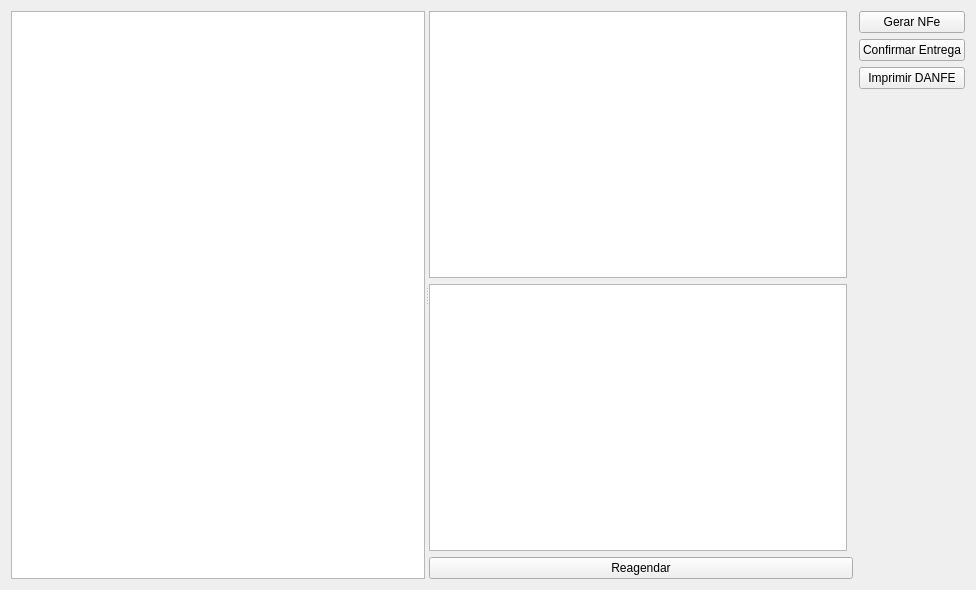
lellisls/ERP-STACCATO, file ui/calendarioentregas.ui: the form before one commit.
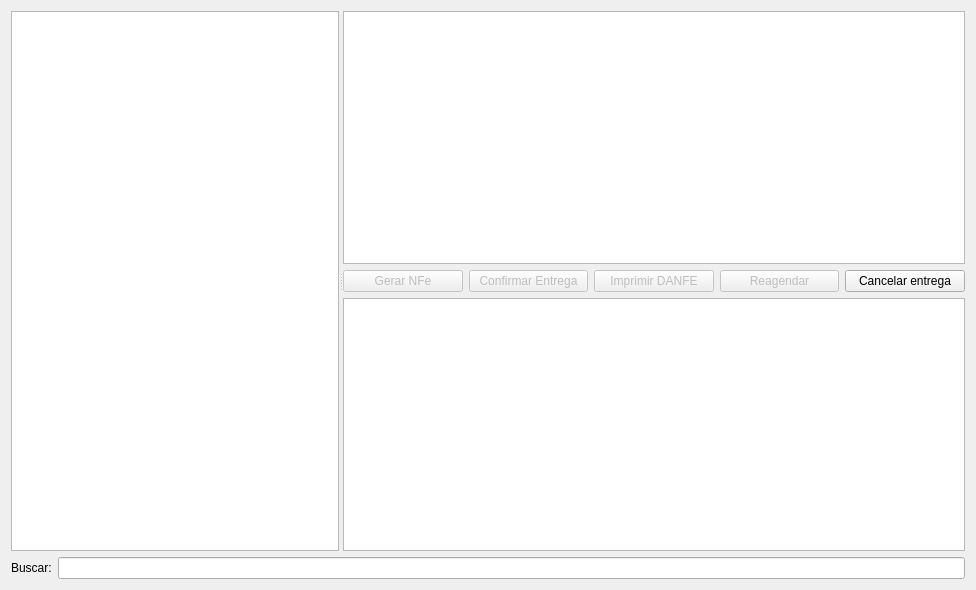
The form after the commit. Custom widgets are drawn as their Qt base class.

Patch:
```diff
--- a/ui/calendarioentregas.ui
+++ b/ui/calendarioentregas.ui
@@ -14,7 +14,17 @@
    <string>Form</string>
   </property>
   <layout class="QGridLayout" name="gridLayout_3">
-   <item row="0" column="0">
+   <item row="1" column="0">
+    <widget class="QLabel" name="labelBuscar">
+     <property name="text">
+      <string>Buscar:</string>
+     </property>
+    </widget>
+   </item>
+   <item row="1" column="1">
+    <widget class="QLineEdit" name="lineEditBuscar"/>
+   </item>
+   <item row="0" column="0" colspan="2">
     <widget class="QSplitter" name="splitter">
      <property name="orientation">
       <enum>Qt::Horizontal</enum>
@@ -48,14 +58,61 @@
          </property>
         </widget>
        </item>
-       <item row="2" column="0" colspan="2">
-        <widget class="QPushButton" name="pushButtonReagendar">
-         <property name="text">
-          <string>Reagendar</string>
-         </property>
-        </widget>
-       </item>
        <item row="1" column="0">
+        <layout class="QGridLayout" name="gridLayout">
+         <item row="0" column="1">
+          <widget class="QPushButton" name="pushButtonConfirmarEntrega">
+           <property name="enabled">
+            <bool>false</bool>
+           </property>
+           <property name="text">
+            <string>Confirmar Entrega</string>
+           </property>
+          </widget>
+         </item>
+         <item row="0" column="0">
+          <widget class="QPushButton" name="pushButtonGerarNFeEntregar">
+           <property name="enabled">
+            <bool>false</bool>
+           </property>
+           <property name="text">
+            <string>Gerar NFe</string>
+           </property>
+          </widget>
+         </item>
+         <item row="0" column="2">
+          <widget class="QPushButton" name="pushButtonImprimirDanfe">
+           <property name="enabled">
+            <bool>false</bool>
+           </property>
+           <property name="text">
+            <string>Imprimir DANFE</string>
+           </property>
+          </widget>
+         </item>
+         <item row="0" column="3">
+          <widget class="QPushButton" name="pushButtonReagendar">
+           <property name="enabled">
+            <bool>false</bool>
+           </property>
+           <property name="text">
+            <string>Reagendar</string>
+           </property>
+          </widget>
+         </item>
+         <item row="0" column="4">
+          <widget class="QPushButton" name="pushButtonCancelarEntrega">
+           <property name="enabled">
+            <bool>true</bool>
+           </property>
+           <property name="text">
+            <string>Cancelar entrega</string>
+           </property>
+          </widget>
+         </item>
+        </layout>
+       </item>
+       <item row="2" column="0">
         <widget class="TableView" name="tableProdutos">
          <property name="mouseTracking">
           <bool>true</bool>
@@ -75,44 +132,6 @@
      </widget>
     </widget>
    </item>
-   <item row="0" column="1">
-    <layout class="QGridLayout" name="gridLayout">
-     <item row="3" column="0">
-      <spacer name="verticalSpacer">
-       <property name="orientation">
-        <enum>Qt::Vertical</enum>
-       </property>
-       <property name="sizeHint" stdset="0">
-        <size>
-         <width>20</width>
-         <height>40</height>
-        </size>
-       </property>
-      </spacer>
-     </item>
-     <item row="0" column="0">
-      <widget class="QPushButton" name="pushButtonGerarNFeEntregar">
-       <property name="text">
-        <string>Gerar NFe</string>
-       </property>
-      </widget>
-     </item>
-     <item row="1" column="0">
-      <widget class="QPushButton" name="pushButtonConfirmarEntrega">
-       <property name="text">
-        <string>Confirmar Entrega</string>
-       </property>
-      </widget>
-     </item>
-     <item row="2" column="0">
-      <widget class="QPushButton" name="pushButtonImprimirDanfe">
-       <property name="text">
-        <string>Imprimir DANFE</string>
-       </property>
-      </widget>
-     </item>
-    </layout>
-   </item>
   </layout>
  </widget>
  <customwidgets>
```
Left out of the diff: 2 changed lines with no effect on the pictures.
